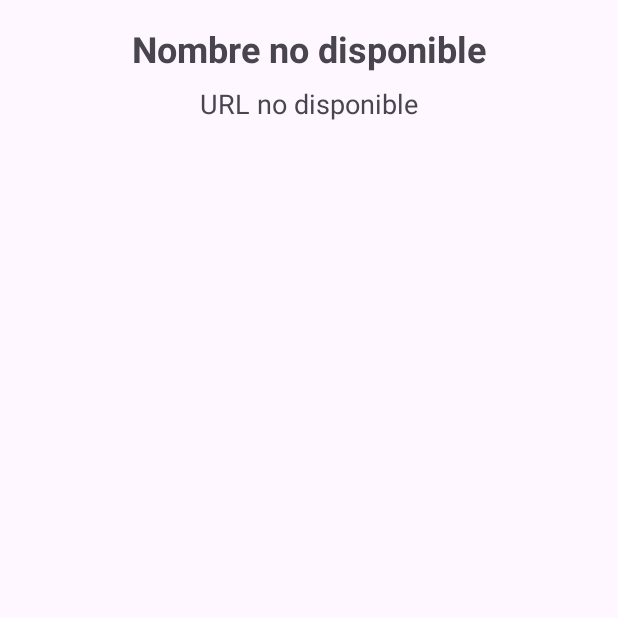
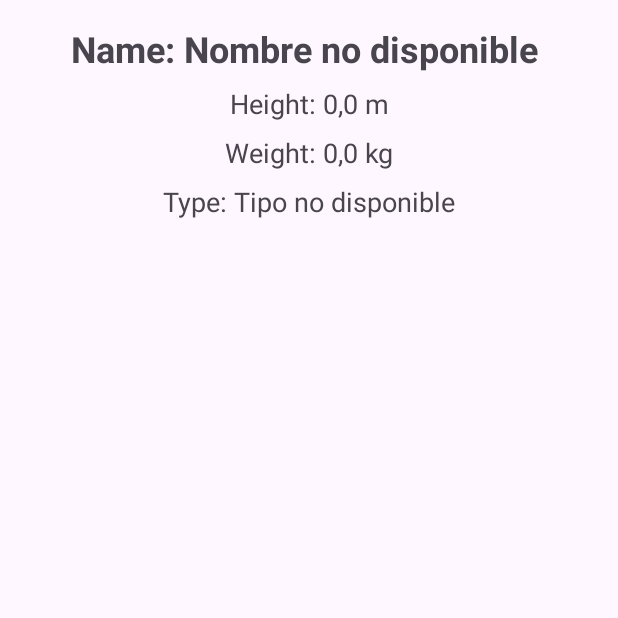
Before and after one commit to enekorg22/Pokemon, an Android app: the PokemonDetailActivity screen opened directly, with no data from a screen before it, on a phone screen of 412 x 824 dp, the top half of it. Run offline under Robolectric (Android 15) with nearby library versions, the phone set to English and light mode, and no system bars.

Commit message:
Cargan detalles bien

```diff
--- a/app/src/main/java/com/example/pokemon/model/Pokemon.kt
+++ b/app/src/main/java/com/example/pokemon/model/Pokemon.kt
@@ -2,5 +2,8 @@ package com.example.pokemon.model
 
 data class Pokemon (
     val name: String,
-    val url: String
+    val url: String,
+    var height: Int = 0,
+    var weight: Int = 0,
+    var types: List<String> = emptyList()
 )
--- a/app/src/main/java/com/example/pokemon/view/PokemonDetailActivity.kt
+++ b/app/src/main/java/com/example/pokemon/view/PokemonDetailActivity.kt
@@ -13,15 +13,32 @@ class PokemonDetailActivity : AppCompatActivity() {
 
         // Obtén los extras del intent
         val pokemonName = intent.getStringExtra("pokemon_name") ?: "Nombre no disponible"
-        val pokemonUrl = intent.getStringExtra("pokemon_url") ?: "URL no disponible"
+        val pokemonHeight = intent.getIntExtra("pokemon_height", 0)
+        val pokemonWeight = intent.getIntExtra("pokemon_weight", 0)
+        val pokemonTypes = intent.getStringExtra("pokemon_types") ?: "Tipo no disponible"
+
+        val formattedHeight = formatDecimal(pokemonHeight)
+        val formattedWeight = formatDecimal(pokemonWeight)
 
         // Encuentra las vistas por ID y establece los textos
         val textViewPokemonName: TextView = findViewById(R.id.textViewPokemonName)
-        val textViewPokemonUrl: TextView = findViewById(R.id.textViewPokemonUrl)
+        val textViewPokemonHeight: TextView = findViewById(R.id.textViewPokemonHeight)
+        val textViewPokemonWeight: TextView = findViewById(R.id.textViewPokemonWeight)
+        val textViewPokemonTypes: TextView = findViewById(R.id.textViewPokemonTypes)
 
-        textViewPokemonName.text = pokemonName
-        textViewPokemonUrl.text = pokemonUrl
+        "Name: $pokemonName ".also { textViewPokemonName.text = it }
+        "Height: $formattedHeight m".also { textViewPokemonHeight.text = it }
+        "Weight: $formattedWeight kg".also { textViewPokemonWeight.text = it }
+        "Type: $pokemonTypes".also { textViewPokemonTypes.text = it }
 
-        // Aquí puedes agregar más detalles y lógica si lo necesitas
     }
 }
+
+fun formatDecimal(number: Int): String {
+    val stringValue = number.toString()
+    return if (stringValue.length > 1) {
+        stringValue.substring(0, stringValue.length - 1) + "," + stringValue.substring(stringValue.length - 1)
+    } else {
+        "0,$stringValue"
+    }
+}
--- a/app/src/main/res/layout/activity_pokemon_detail.xml
+++ b/app/src/main/res/layout/activity_pokemon_detail.xml
@@ -16,7 +16,7 @@
         app:layout_constraintEnd_toEndOf="parent" />
 
     <TextView
-        android:id="@+id/textViewPokemonUrl"
+        android:id="@+id/textViewPokemonHeight"
         android:layout_width="wrap_content"
         android:layout_height="wrap_content"
         android:textSize="18sp"
@@ -25,6 +25,25 @@
         app:layout_constraintEnd_toEndOf="parent"
         android:layout_marginTop="8dp" />
 
-    <!-- Puedes agregar más vistas aquí para mostrar más detalles del Pokémon -->
+    <TextView
+        android:id="@+id/textViewPokemonWeight"
+        android:layout_width="wrap_content"
+        android:layout_height="wrap_content"
+        android:textSize="18sp"
+        app:layout_constraintTop_toBottomOf="@id/textViewPokemonHeight"
+        app:layout_constraintStart_toStartOf="parent"
+        app:layout_constraintEnd_toEndOf="parent"
+        android:layout_marginTop="8dp" />
+
+    <TextView
+        android:id="@+id/textViewPokemonTypes"
+        android:layout_width="wrap_content"
+        android:layout_height="wrap_content"
+        android:textSize="18sp"
+        app:layout_constraintTop_toBottomOf="@id/textViewPokemonWeight"
+        app:layout_constraintStart_toStartOf="parent"
+        app:layout_constraintEnd_toEndOf="parent"
+        android:layout_marginTop="8dp" />
+
 
 </androidx.constraintlayout.widget.ConstraintLayout>
```
Also changed, not shown: app/src/main/java/com/example/pokemon/controller/PokemonController.kt (+19 -0 lines), app/src/main/java/com/example/pokemon/view/PokemonAdapter.kt (+22 -5 lines).
